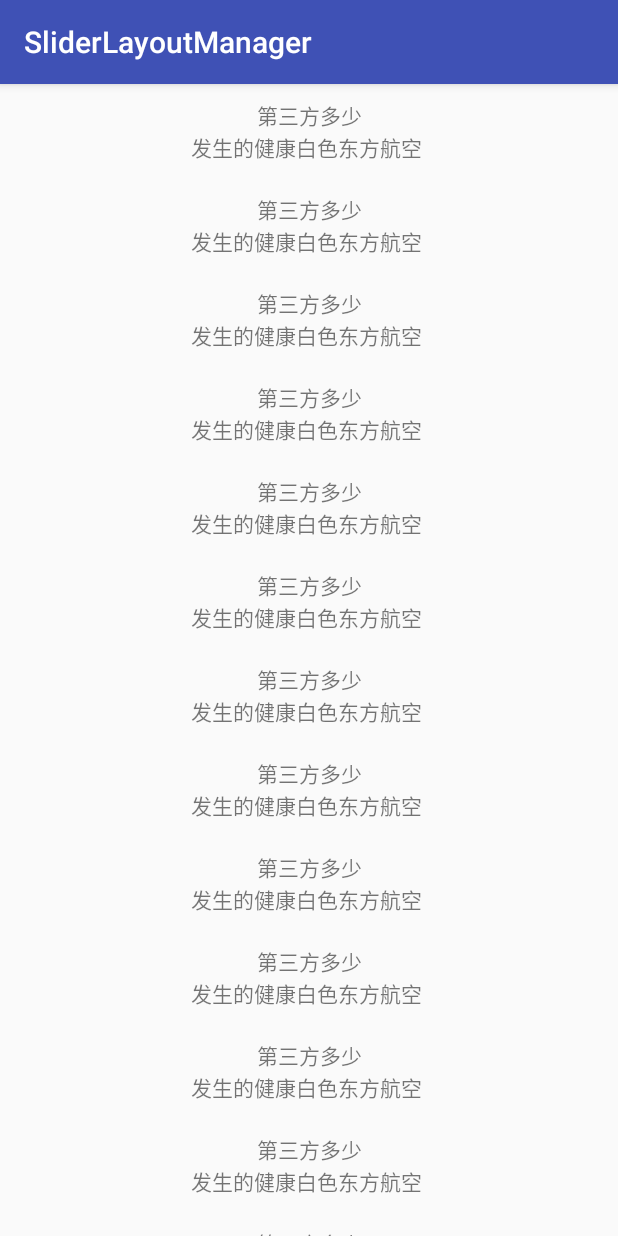
After one commit to JaneCou/SliderRecylerView, an Android app: the PullDemo screen opened directly, with no data from a screen before it, on a phone screen of 412 x 824 dp. The commit adds this screen. Run offline under Robolectric (Android 15) with nearby library versions, the phone set to English and light mode, and no system bars.

Commit message:
增加下拉刷新代码

```diff
--- a/app/src/main/AndroidManifest.xml
+++ b/app/src/main/AndroidManifest.xml
@@ -18,7 +18,9 @@
         <activity android:name=".LoopDemo" />
         <activity android:name=".SlisderDemo" />
         <activity android:name=".PathDemo" />
-        <activity android:name=".WaterDropDemo"></activity>
+        <activity android:name=".WaterDropDemo" />
+        <activity android:name=".ScaleDemo" />
+        <activity android:name=".PullDemo"></activity>
     </application>
 
 </manifest>
--- /dev/null
+++ b/app/src/main/java/com/sys/blackcat/slider/demo/PullAdapter.java
@@ -0,0 +1,37 @@
+package com.sys.blackcat.slider.demo;
+
+import android.support.v7.widget.RecyclerView;
+import android.view.LayoutInflater;
+import android.view.View;
+import android.view.ViewGroup;
+
+/**
+ * Created by yangcai on 17/1/13.
+ */
+
+public class PullAdapter extends RecyclerView.Adapter {
+    @Override
+    public RecyclerView.ViewHolder onCreateViewHolder(ViewGroup parent, int viewType) {
+        View view = LayoutInflater.from(parent.getContext()).inflate(R.layout.item_pull, parent,false);
+      //  LayoutInflater inflater = LayoutInflater.from(parent.getContext());
+
+        return new ViewHold(view);
+    }
+
+    @Override
+    public void onBindViewHolder(RecyclerView.ViewHolder holder, int position) {
+
+    }
+
+    @Override
+    public int getItemCount() {
+        return 100;
+    }
+
+    public static class ViewHold extends RecyclerView.ViewHolder {
+
+        public ViewHold(View itemView) {
+            super(itemView);
+        }
+    }
+}
--- /dev/null
+++ b/app/src/main/java/com/sys/blackcat/slider/demo/PullDemo.java
@@ -0,0 +1,29 @@
+package com.sys.blackcat.slider.demo;
+
+import android.os.Bundle;
+import android.support.v7.app.AppCompatActivity;
+import android.support.v7.widget.LinearLayoutManager;
+import android.support.v7.widget.RecyclerView;
+
+import com.sys.blackcat.slider.PullToLayoutManager;
+
+public class PullDemo extends AppCompatActivity {
+
+    private RecyclerView recyclerView;
+
+    @Override
+    protected void onCreate(Bundle savedInstanceState) {
+        super.onCreate(savedInstanceState);
+        setContentView(R.layout.activity_pull_demo);
+        recyclerView = (RecyclerView) findViewById(R.id.activity_loop_demo);
+        // LinearLayoutManager layoutManager = new LinearLayoutManager(this,LinearLayoutManager.HORIZONTAL,false);
+//        recyclerView.setLayoutManager(layoutManager);
+        recyclerView.setLayoutManager(new PullToLayoutManager(this, LinearLayoutManager.VERTICAL,false));
+        recyclerView.setAdapter(new PullAdapter());
+    }
+
+
+
+
+
+}
--- /dev/null
+++ b/app/src/main/res/layout/activity_pull_demo.xml
@@ -0,0 +1,7 @@
+<?xml version="1.0" encoding="utf-8"?>
+<android.support.v7.widget.RecyclerView xmlns:android="http://schemas.android.com/apk/res/android"
+    android:id="@+id/activity_loop_demo"
+    android:layout_width="match_parent"
+    android:layout_height="match_parent">
+
+</android.support.v7.widget.RecyclerView>
--- /dev/null
+++ b/app/src/main/res/layout/item_pull.xml
@@ -0,0 +1,20 @@
+<?xml version="1.0" encoding="utf-8"?>
+<LinearLayout xmlns:android="http://schemas.android.com/apk/res/android"
+    android:layout_width="match_parent"
+    android:layout_height="wrap_content"
+    android:padding="10dp"
+    android:orientation="vertical">
+
+    <TextView
+        android:id="@+id/tv_msg"
+        android:layout_width="match_parent"
+        android:layout_height="wrap_content"
+        android:gravity="center"
+        android:text="第三方多少" />
+
+    <TextView
+        android:layout_width="match_parent"
+        android:layout_height="wrap_content"
+        android:gravity="center"
+        android:text="发生的健康白色东方航空 " />
+</LinearLayout>
```
Also changed, not shown: app/src/main/java/com/sys/blackcat/slider/demo/MainActivity.java (+9 -1 lines), app/src/main/java/com/sys/blackcat/slider/demo/ScaleDemo.java (added, +20 -0 lines), app/src/main/java/com/sys/blackcat/slider/demo/ScaleImageView.java (added, +66 -0 lines), app/src/main/res/layout/activity_main.xml (+16 -0 lines), app/src/main/res/layout/activity_scale_demo.xml (added, +29 -0 lines), library/src/main/java/com/sys/blackcat/slider/PullToLayoutManager.java (added, +76 -0 lines).
